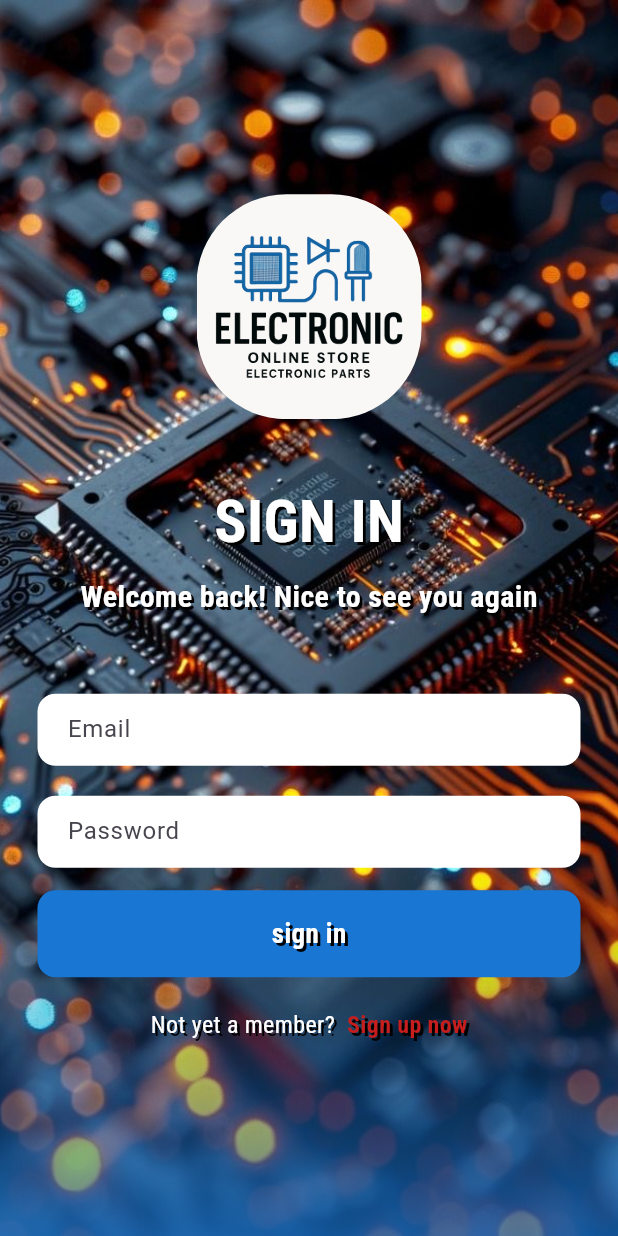
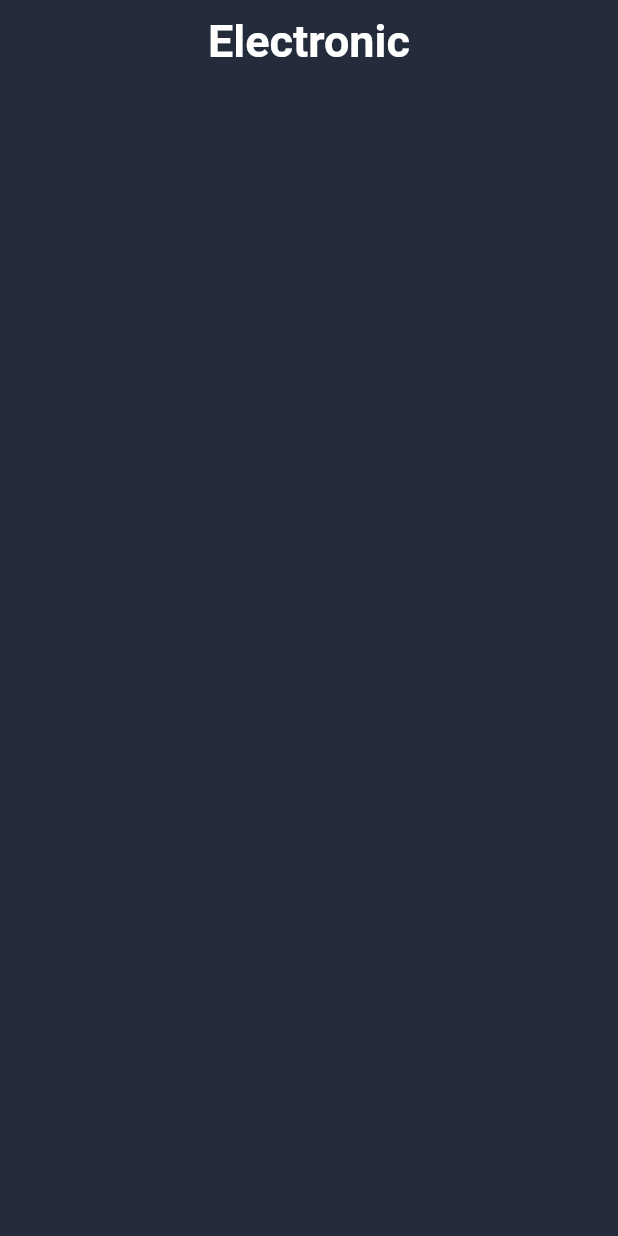
Before and after one commit to glm5/electronic, a Flutter app: the screen it shows after launch, on a phone screen of 412 x 824 dp. Run offline on Flutter 3.47's test engine with Material 3 defaults, Android fonts, the phone set to English and light mode, and no system bars; our stand-ins replace firebase_auth, firebase_core; accounts and stored records are empty.

Commit message:
شرح التعديل

```diff
--- /dev/null
+++ b/lib/home/home1.dart
@@ -0,0 +1,30 @@
+import 'package:flutter/material.dart';
+
+class Home1 extends StatefulWidget {
+  const Home1({super.key});
+
+  @override
+  State<Home1> createState() => _Home1();
+}
+
+class _Home1 extends State<Home1> {
+  @override
+  Widget build(BuildContext context) {
+    return Scaffold(
+      backgroundColor: Color(0xFF242C3B),
+      appBar: AppBar(
+        title: Center(
+          child: Text(
+            "Electronic",
+            style: TextStyle(
+              fontSize: 30,
+              fontWeight: FontWeight.bold,
+              color: Colors.white,
+            ),
+          ),
+        ),
+        backgroundColor: Color(0xFF242C3B),
+      ),
+    );
+  }
+}
--- a/lib/main.dart
+++ b/lib/main.dart
@@ -4,6 +4,7 @@ import 'package:electronic/screen/login_screen.dart';
 import 'package:electronic/screen/signup_screen.dart';
 import 'package:flutter/material.dart';
 import 'package:firebase_core/firebase_core.dart';
+import 'package:electronic/home/home1.dart';
 
 void main() async {
   WidgetsFlutterBinding.ensureInitialized();
@@ -20,13 +21,14 @@ class MyApp extends StatelessWidget {
     return MaterialApp(
       debugShowCheckedModeBanner: false,
       theme: ThemeData(primarySwatch: Colors.blue),
+      home: Home1(),
 
-      routes: {
-        '/': (context) => const Auth(),
-        'HomeScreen': (context) => const HomeScreen(),
-        'SignupScreen': (context) => const SignupScreen(),
-        'loginScreen': (context) => const LoginScreen(),
-      },
+      // routes: {
+      //   '/': (context) => const Auth(),
+      //   'HomeScreen': (context) => const HomeScreen(),
+      //   'SignupScreen': (context) => const SignupScreen(),
+      //   'loginScreen': (context) => const LoginScreen(),
+      // },
     );
   }
 }
--- a/lib/screen/home_screen.dart
+++ b/lib/screen/home_screen.dart
@@ -1,6 +1,6 @@
 import 'package:firebase_auth/firebase_auth.dart';
 import 'package:flutter/material.dart';
-import 'package:google_fonts/google_fonts.dart';
+//import 'package:google_fonts/google_fonts.dart';
 
 class HomeScreen extends StatefulWidget {
   const HomeScreen({super.key});
@@ -19,10 +19,7 @@ class _HomeScreenState extends State<HomeScreen> {
         child: Column(
           mainAxisAlignment: MainAxisAlignment.center,
           children: [
-            Text(
-              'Hllow, You are Sign in',
-              style: GoogleFonts.robotoCondensed(fontSize: 16),
-            ),
+            Text('Hllow, You are Sign in', style: TextStyle(fontSize: 16)),
             MaterialButton(
               onPressed: () {
                 FirebaseAuth.instance.signOut();
--- a/lib/screen/login_screen.dart
+++ b/lib/screen/login_screen.dart
@@ -1,6 +1,6 @@
 import 'package:firebase_auth/firebase_auth.dart';
 import 'package:flutter/material.dart';
-import 'package:google_fonts/google_fonts.dart';
+//import 'package:google_fonts/google_fonts.dart';
 
 class LoginScreen extends StatefulWidget {
   const LoginScreen({super.key});
@@ -72,7 +72,7 @@ class _LoginScreenState extends State<LoginScreen> {
   }) {
     return Text(
       text,
-      style: GoogleFonts.robotoCondensed(
+      style: TextStyle(
         fontSize: fontSize,
         fontWeight: fontWeight,
         color: color,
--- a/lib/screen/signup_screen.dart
+++ b/lib/screen/signup_screen.dart
@@ -1,7 +1,7 @@
 // ignore_for_file: avoid_print
 import 'package:firebase_auth/firebase_auth.dart';
 import 'package:flutter/material.dart';
-import 'package:google_fonts/google_fonts.dart';
+//import 'package:google_fonts/google_fonts.dart';
 
 class SignupScreen extends StatefulWidget {
   const SignupScreen({super.key});
@@ -89,7 +89,7 @@ class _SignupScreenState extends State<SignupScreen> {
   }) {
     return Text(
       text,
-      style: GoogleFonts.robotoCondensed(
+      style: TextStyle(
         fontSize: fontSize,
         fontWeight: fontWeight,
         color: color,
```
Also changed, not shown: images/image.png (added).
